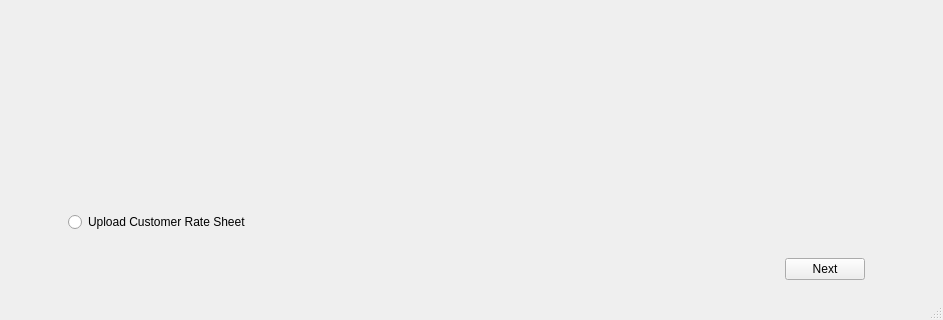
First picture: the form in view/MainWindow.ui, repository VladimirAugust/RatesComporator, before the edit; both pictures show x 0 to 943 and y 395 to 715 of the 943 by 715 pixel window.
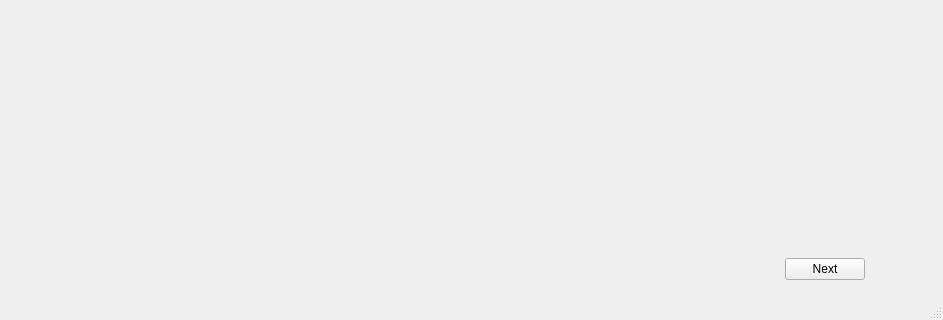
Second picture: the form after the edit. The open tabs and pages were chosen to show the change.

Commit message: + Opt 2 + Sheets errors recognition

What changed in the file:
```diff
--- a/view/MainWindow.ui
+++ b/view/MainWindow.ui
@@ -164,13 +164,6 @@
           </item>
          </layout>
         </item>
-        <item>
-         <widget class="QRadioButton" name="radioButton">
-          <property name="text">
-           <string>Upload Customer Rate Sheet</string>
-          </property>
-         </widget>
-        </item>
         <item>
          <layout class="QHBoxLayout" name="horizontalLayout_2">
           <property name="sizeConstraint">
```
Left out of the diff: 37 changed lines with no effect on the pictures. The commit also changes 11 other files.
